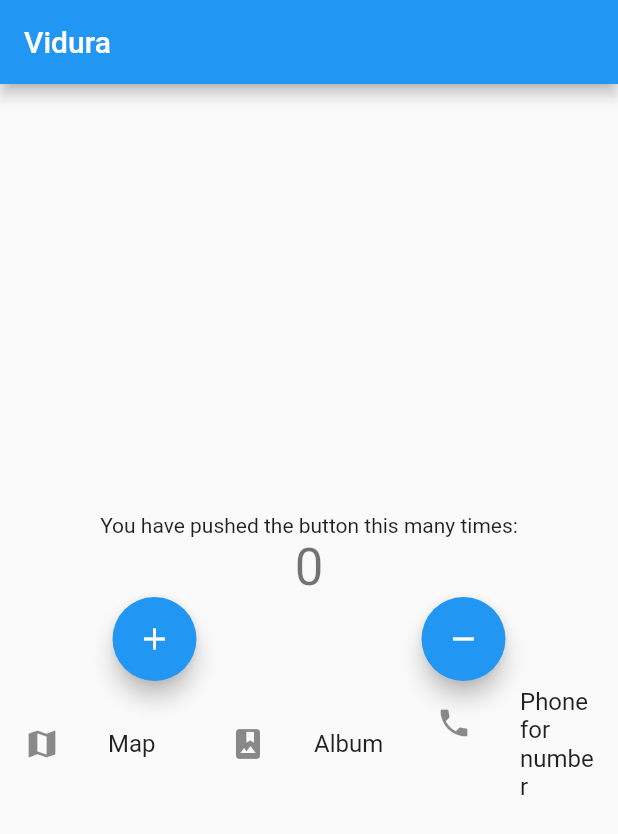
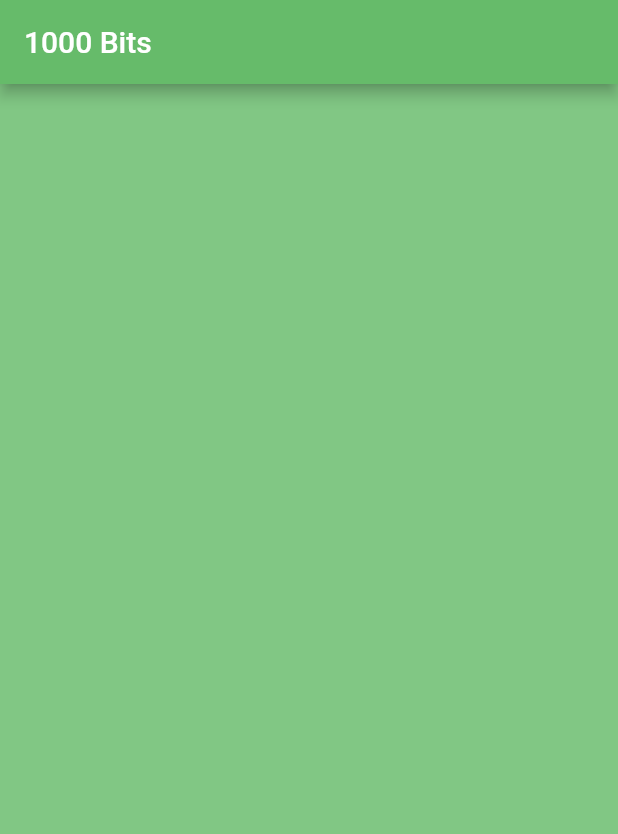
Before and after one commit to vidurasilva/Bang, a Flutter app: the screen it shows after launch, on a phone screen of 412 x 824 dp. Shown: the top 834 px of the screen. Run offline on Flutter 3.47's test engine with Material 2 defaults, Android fonts, the phone set to English and light mode, and no system bars; our stand-ins replace bloc, equatable, shared_preferences; Roboto replaces fonts that are missing (Quando).

Commit message:
Home dart

```diff
--- a/lib/src/home.dart
+++ b/lib/src/home.dart
@@ -13,129 +13,29 @@ class _MyHomePageState extends State<MyHomePage> {
 
   void _incrementCounter() {
     setState(() {
-      // This call to setState tells the Flutter framework that something has
-      // changed in this State, which causes it to rerun the build method below
-      // so that the display can reflect the updated values. If we changed
-      // _counter without calling setState(), then the build method would not be
-      // called again, and so nothing would appear to happen.
       _counter++;
     });
   }
 
   void _decrementCounter() {
     setState(() {
-      // This call to setState tells the Flutter framework that something has
-      // changed in this State, which causes it to rerun the build method below
-      // so that the display can reflect the updated values. If we changed
-      // _counter without calling setState(), then the build method would not be
-      // called again, and so nothing would appear to happen.
       _counter--;
     });
   }
 
   @override
   Widget build(BuildContext context) {
-    // This method is rerun every time setState is called, for instance as done
-    // by the _incrementCounter method above.
-    //
-    // The Flutter framework has been optimized to make rerunning build methods
-    // fast, so that you can just rebuild anything that needs updating rather
-    // than having to individually change instances of widgets.
     return Scaffold(
+      backgroundColor: Colors.green[300],
       appBar: AppBar(
-        // Here we take the value from the MyHomePage object that was created by
-        // the App.build method, and use it to set our appbar title.
-        title: Text('Vidura'),
-      ),
-      body: Center(
-        // Center is a layout widget. It takes a single child and positions it
-        // in the middle of the parent.
-        child: Column(
-          // Column is also a layout widget. It takes a list of children and
-          // arranges them vertically. By default, it sizes itself to fit its
-          // children horizontally, and tries to be as tall as its parent.
-          //
-          // Invoke "debug painting" (press "p" in the console, choose the
-          // "Toggle Debug Paint" action from the Flutter Inspector in Android
-          // Studio, or the "Toggle Debug Paint" command in Visual Studio Code)
-          // to see the wireframe for each widget.
-          //
-          // Column has various properties to control how it sizes itself and
-          // how it positions its children. Here we use mainAxisAlignment to
-          // center the children vertically; the main axis here is the vertical
-          // axis because Columns are vertical (the cross axis would be
-          // horizontal).
-          mainAxisAlignment: MainAxisAlignment.center,
-          children: <Widget>[
-            Text(
-              'You have pushed the button this many times:',
-            ),
-            Text(
-              '$_counter',
-              style: Theme.of(context).textTheme.display1,
-            ),
-            // Image.network(
-            //   'https://github.com/flutter/plugins/raw/master/packages/video_player/doc/demo_ipod.gif?raw=true',
-            // ),
-            Row(
-              children: <Widget>[
-                Expanded(
-                  child: FloatingActionButton(
-                    onPressed: _incrementCounter,
-                    tooltip: 'Increment',
-                    child: Icon(Icons.add),
-                  ),
-                ),
-                Expanded(
-                  child: FloatingActionButton(
-                    onPressed: _decrementCounter,
-                    tooltip: 'Decrement',
-                    child: Icon(Icons.remove),
-                  ),
-                ),
-                // Expanded(
-                //   child: ListView(children: <Widget>[
-                //     ListTile(
-                //       leading: Icon(Icons.map),
-                //       title: Text('Map'),
-                //     ),
-                //     ListTile(
-                //       leading: Icon(Icons.photo_album),
-                //       title: Text('Album'),
-                //     ),
-                //     ListTile(
-                //       leading: Icon(Icons.phone),
-                //       title: Text('Phone'),
-                //     ),
-                //   ]),
-                // ),
-              ],
-            ),
-            Row(children: <Widget>[
-              Expanded(
-                child: ListTile(
-                  leading: Icon(Icons.map),
-                  title: Text('Map'),
-                ),
-              ),
-              Expanded(
-                child: ListTile(
-                  leading: Icon(Icons.photo_album),
-                  title: Text('Album'),
-                ),
-              ),
-              Expanded(
-                child: ListTile(
-                  leading: Icon(Icons.phone),
-                  title: Text('Phone for number'),
-                ),
-              ),
-            ]),
-          ],
+        backgroundColor: Colors.green[400],
+        title: Text(
+          "1000 Bits",
+          style: TextStyle(
+            fontFamily: "Quando",
+          ),
         ),
       ),
-
-      // This trailing comma makes auto-formatting nicer for build methods.
     );
   }
 }
```
